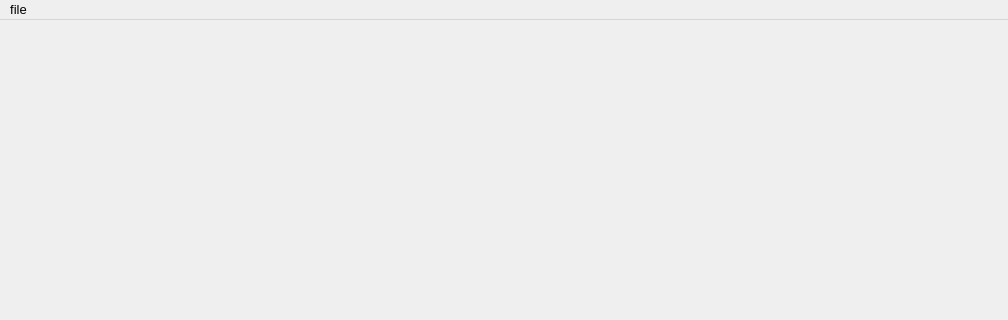
Qt form src/ui/MainWindow.ui (chen6556/PointCloudViewer) before a commit; both pictures show x 0 to 1008 and y 0 to 320 of the 1008 by 630 pixel window.
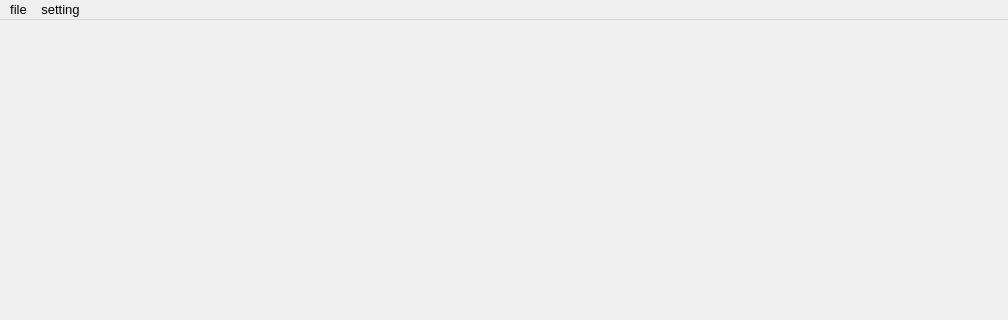
The same form after that commit.

Diff of the .ui file:
```diff
--- a/src/ui/MainWindow.ui
+++ b/src/ui/MainWindow.ui
@@ -54,7 +54,16 @@
     </property>
     <addaction name="open_file"/>
    </widget>
+   <widget class="QMenu" name="menusetting">
+    <property name="title">
+     <string>setting</string>
+    </property>
+    <addaction name="actionshow_point"/>
+    <addaction name="actionshow_surface"/>
+    <addaction name="actionshow_edge"/>
+   </widget>
    <addaction name="file_menu"/>
+   <addaction name="menusetting"/>
   </widget>
   <widget class="QStatusBar" name="statusBar">
    <property name="font">
```
Left out of the diff: 27 changed lines with no effect on the pictures.
